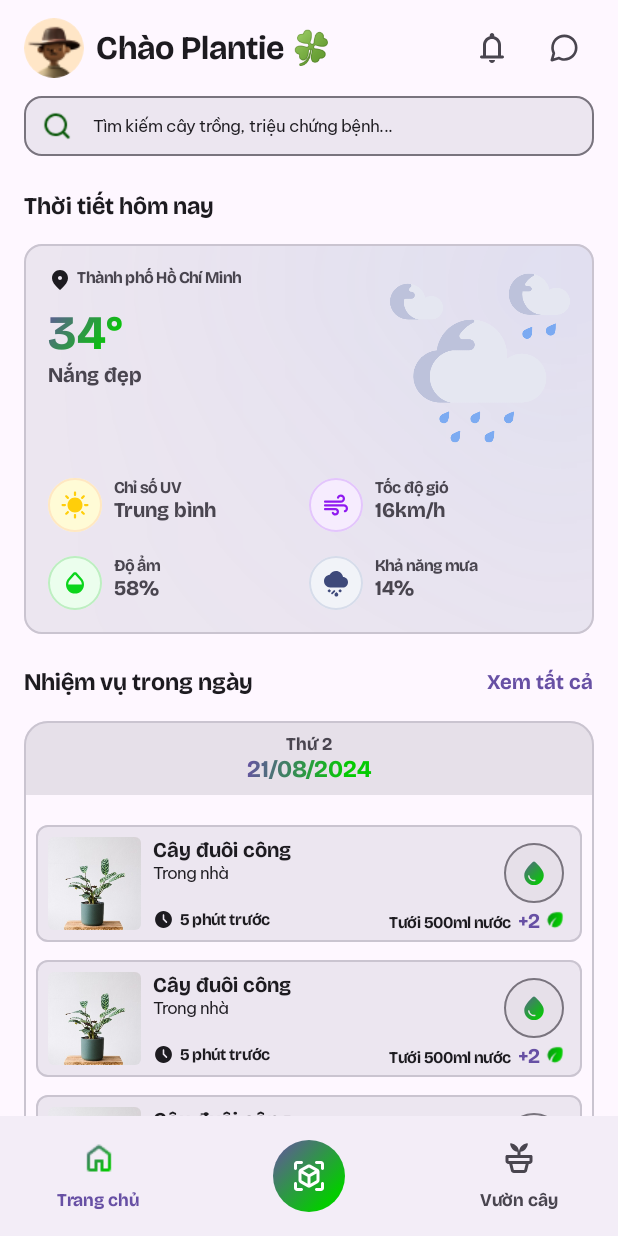
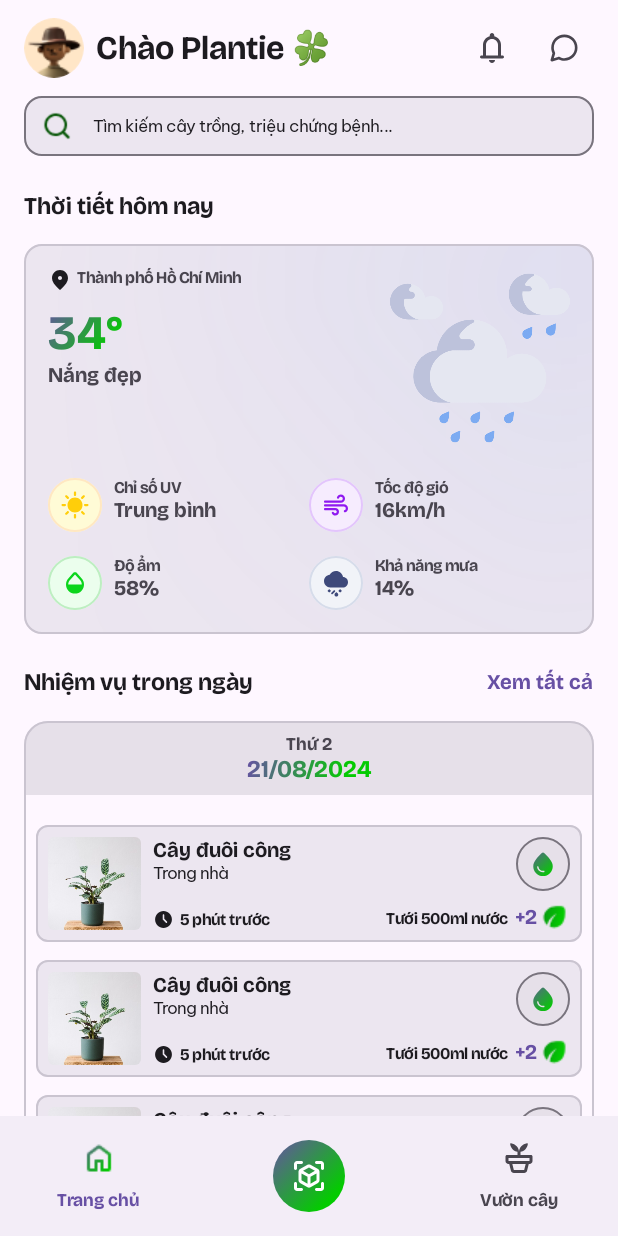
Before and after one commit to FakerHecker/AISC2024_Planta_AndroidApp, an Android app built with Jetpack Compose: the HomeScreen screen opened through its navigation route, on a phone screen of 412 x 824 dp. Run offline under Robolectric (Android 15) with nearby library versions, the phone set to English and light mode, and no system bars; our stand-ins replace Dagger/Hilt's generated code.

Commit message:
Fix daily task broken

```diff
--- a/app/src/main/java/com/example/aisc2024_planta_androidapp/screen/main/component/DailyTaskItem.kt
+++ b/app/src/main/java/com/example/aisc2024_planta_androidapp/screen/main/component/DailyTaskItem.kt
@@ -37,9 +37,14 @@ fun DailyTaskItem(
         colors = CardDefaults.outlinedCardColors().copy(
             containerColor = colorScheme.surfaceContainerHigh
         ),
-        modifier = Modifier.fillMaxWidth().height(78.dp)
+        modifier = Modifier
+            .fillMaxWidth()
+            .height(78.dp)
     ) {
-        Row(Modifier.fillMaxSize().padding(8.dp)) {
+        Row(
+            Modifier
+                .fillMaxSize()
+                .padding(8.dp)) {
             AsyncImage(
                 model = imageModel,
                 contentDescription = "Plant Image",
@@ -66,7 +71,8 @@ fun DailyTaskItem(
             Spacer(Modifier.weight(1f))
             Column(
                 verticalArrangement = Arrangement.SpaceBetween,
-                horizontalAlignment = Alignment.End
+                horizontalAlignment = Alignment.End,
+                modifier = Modifier.fillMaxHeight()
             ) {
                 val buttonIsEnabled = true
                 OutlinedIconButton(
@@ -76,7 +82,9 @@ fun DailyTaskItem(
                     ),
                     border = BorderStroke(1.dp, colorScheme.outline),
                     enabled = buttonIsEnabled,
-                    modifier = Modifier.alpha(if (buttonIsEnabled) 1.0f else 0.5f)
+                    modifier = Modifier
+                        .alpha(if (buttonIsEnabled) 1.0f else 0.5f)
+                        .size(36.dp)
                 ) {
                     Icon(
                         painter = painterResource(taskIcon),
@@ -87,17 +95,22 @@ fun DailyTaskItem(
                             .size(20.dp),
                     )
                 }
+                Row(verticalAlignment = Alignment.Bottom) {
                     Row {
-                    Text(text = task,
+                        Text(
+                            text = task,
                             style = typography.labelSmall,
                             modifier = Modifier.alignByBaseline()
                         )
                         Spacer(modifier = Modifier.size(4.dp))
-                    Text(text = "+$points",
+                        Text(
+                            text = "+$points",
                             color = colorScheme.primary,
                             style = typography.labelLarge,
                             modifier = Modifier.alignByBaseline()
                         )
+                        Spacer(modifier = Modifier.size(2.dp))
+                    }
                     Image(
                         painter = painterResource(id = R.drawable.ic_point),
                         contentDescription = "Task Icon",
```
Lines whose indentation alone changed are shown as unchanged.
